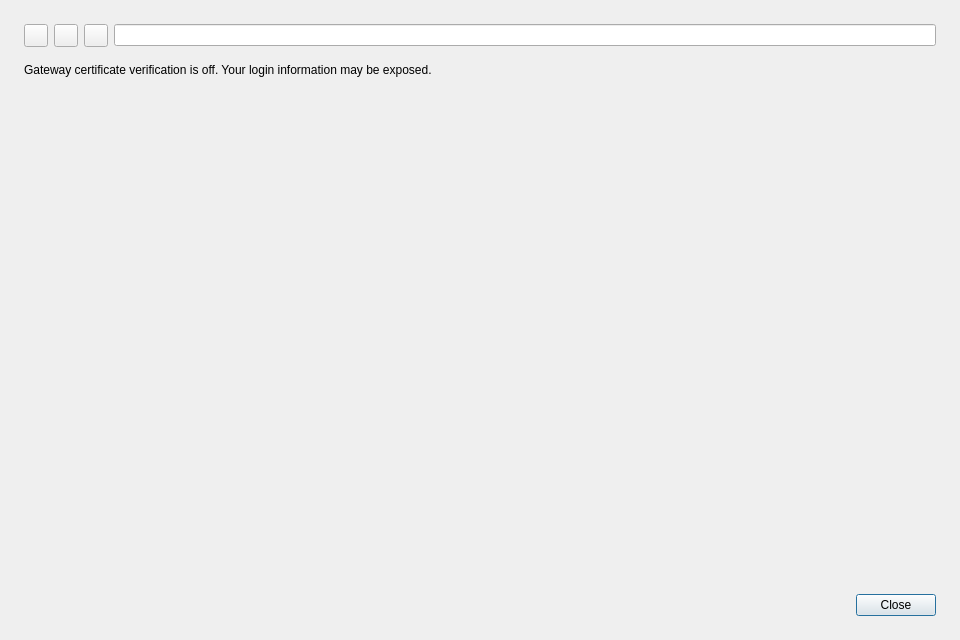
Above: presentation/dialogs/ssologinwebview/ssologinwebview.ui from wtalioy/JustConnect before the change. Below: the same form after it.
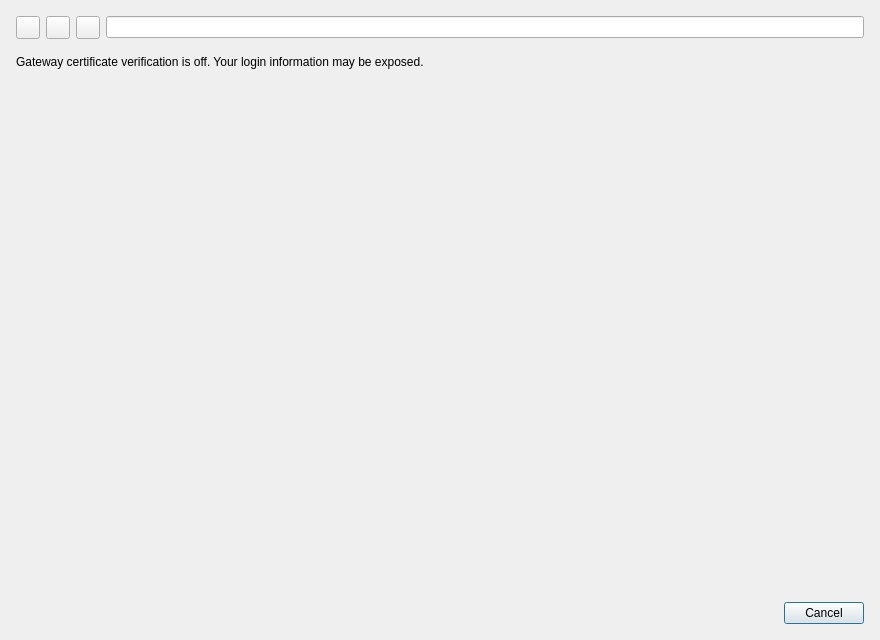
That is the form after the change.

```diff
--- a/presentation/dialogs/ssologinwebview/ssologinwebview.ui
+++ b/presentation/dialogs/ssologinwebview/ssologinwebview.ui
@@ -6,7 +6,7 @@
    <rect>
     <x>0</x>
     <y>0</y>
-    <width>960</width>
+    <width>880</width>
     <height>640</height>
    </rect>
   </property>
@@ -118,7 +118,7 @@
       <enum>Qt::Orientation::Horizontal</enum>
      </property>
      <property name="standardButtons">
-      <set>QDialogButtonBox::StandardButton::Close</set>
+      <set>QDialogButtonBox::StandardButton::Cancel</set>
      </property>
     </widget>
    </item>
@@ -126,16 +126,16 @@
     <number>16</number>
    </property>
    <property name="leftMargin">
-    <number>24</number>
+    <number>16</number>
    </property>
    <property name="rightMargin">
-    <number>24</number>
+    <number>16</number>
    </property>
    <property name="topMargin">
-    <number>24</number>
+    <number>16</number>
    </property>
    <property name="bottomMargin">
-    <number>24</number>
+    <number>16</number>
    </property>
   </layout>
  </widget>
```
Left out of the diff: 31 changed lines with no effect on the pictures.
